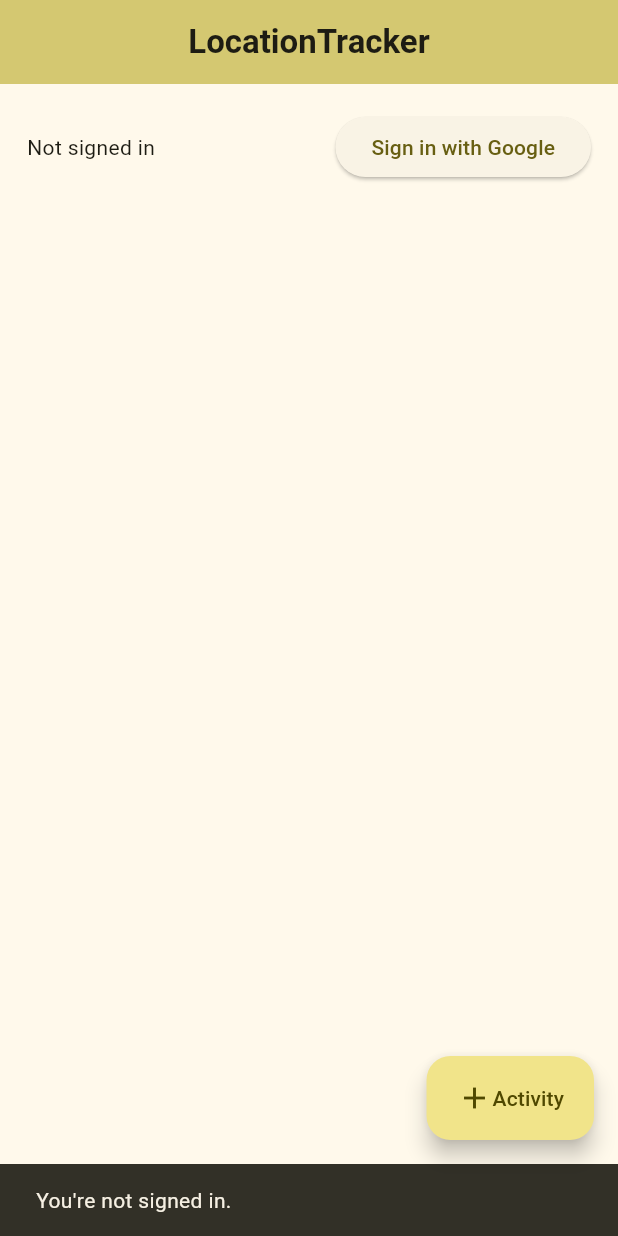
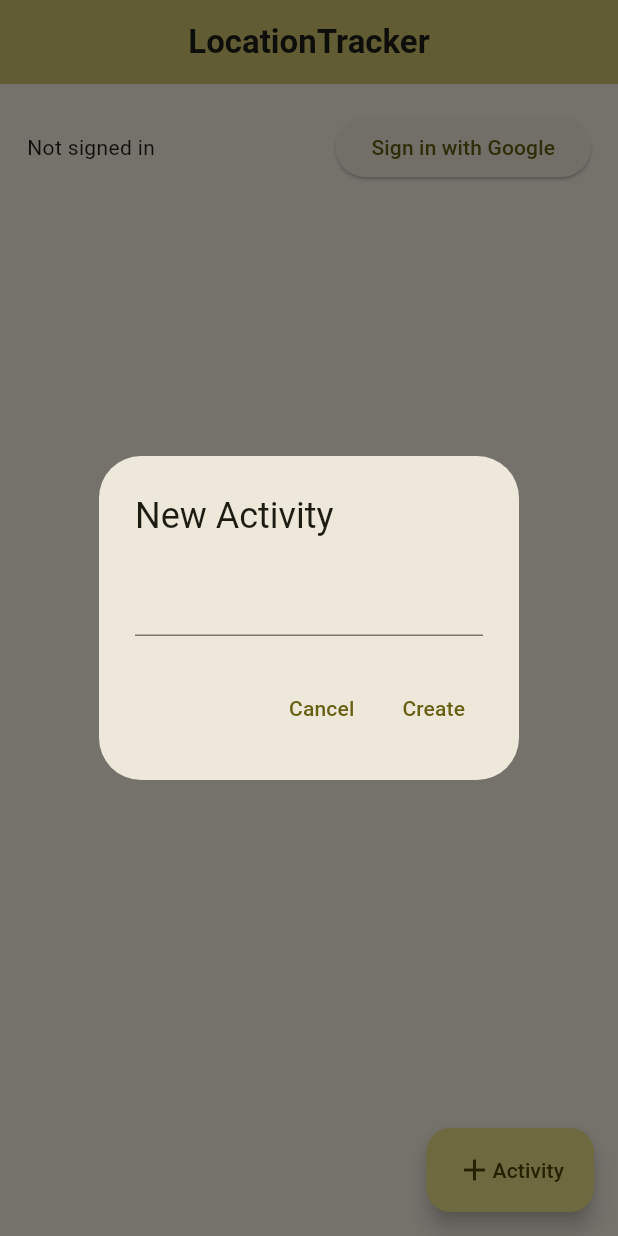
Before and after one commit to gibbiX12345/mad-location-tracker, a Flutter app: the screen it shows after launch, after a tap on "Activity", on a phone screen of 412 x 824 dp. Run offline on Flutter 3.47's test engine with Material 3 defaults, Android fonts, the phone set to English and light mode, and no system bars; our stand-ins replace cloud_firestore, firebase_analytics, firebase_auth, firebase_core, google_maps_flutter, google_sign_in and 1 more; missing offline and left inert: background_location, flutter_config; accounts and stored records are empty.

Commit message:
feat: add possibility to set name for new activity

```diff
--- a/lib/main.dart
+++ b/lib/main.dart
@@ -144,7 +144,13 @@ class _ListViewState extends State<ListView>
         ),
       ),
       floatingActionButton: FloatingActionButton.extended(
-        onPressed: () => {_startNewActivity(context)},
+        onPressed: () {
+          if (_currentActivityId == null) {
+            _requestNameAndStartNewActivity(context);
+          } else {
+            _showMapView(context, "");
+          }
+        },
         tooltip: 'Add a new activity',
         label: _currentActivityId == null
             ? const Row(children: [Icon(Icons.add), Text('Activity')])
@@ -251,7 +257,7 @@ class _ListViewState extends State<ListView>
     return _user != null;
   }
 
-  _startNewActivity(BuildContext context) async {
+  _startNewActivity(BuildContext context, String activityName) async {
     if (_currentActivityId == null) {
       if (FirebaseAuth.instance.currentUser == null) {
         _reportNotLoggedIn();
@@ -264,7 +270,7 @@ class _ListViewState extends State<ListView>
 
       var db = FirebaseFirestore.instance;
       var activityMap = <String, dynamic>{
-        "name": "My Activity",
+        "name": activityName,
         "isActive": true,
         "time": DateTime.now().toString(),
         "userUid": FirebaseAuth.instance.currentUser?.uid
@@ -274,6 +280,34 @@ class _ListViewState extends State<ListView>
     }
     _showMapView(context, "");
     _retrieveActivities();
+  }
+
+  _requestNameAndStartNewActivity(BuildContext context) {
+    final activityNameController = TextEditingController();
+    showDialog(
+      context: context,
+      builder: (context) => AlertDialog(
+        title: const Text("New Activity"),
+        actions: [
+          TextButton(
+            onPressed: () => Navigator.pop(context),
+            child: const Text("Cancel"),
+          ),
+          TextButton(
+            onPressed: () {
+              Navigator.pop(context);
+              _startNewActivity(context, activityNameController.text);
+            },
+            child: const Text("Create"),
+          )
+        ],
+        content: SingleChildScrollView(
+          child: TextFormField(
+            controller: activityNameController,
+          ),
+        ),
+      ),
+    );
   }
 
   _updateActivity(String activityId, String newName) async {
```
